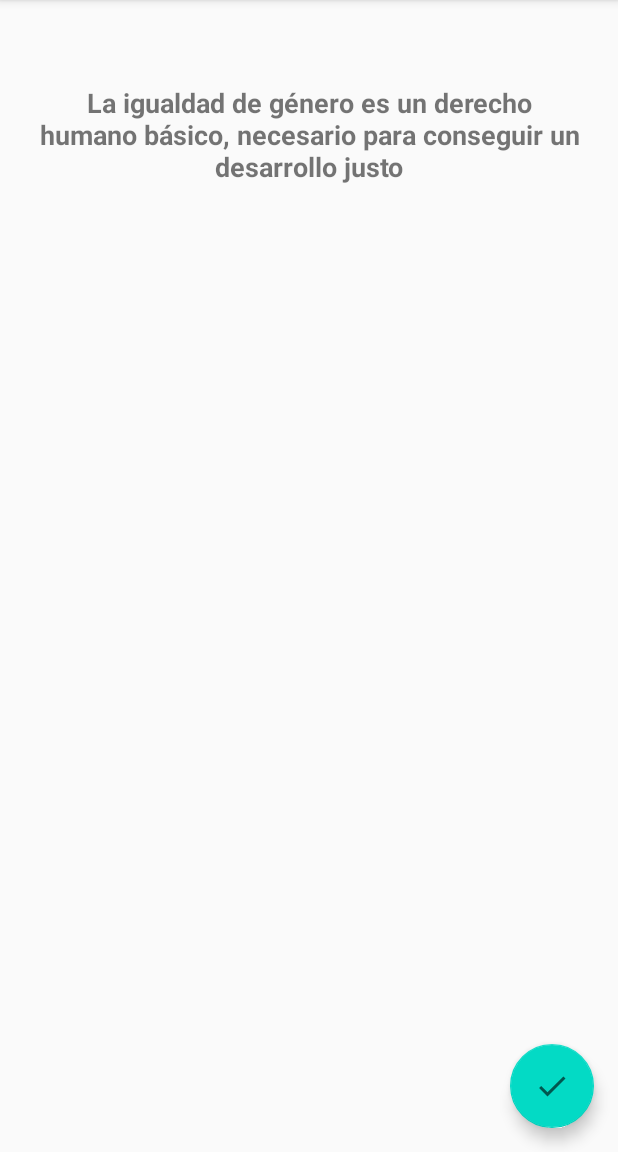
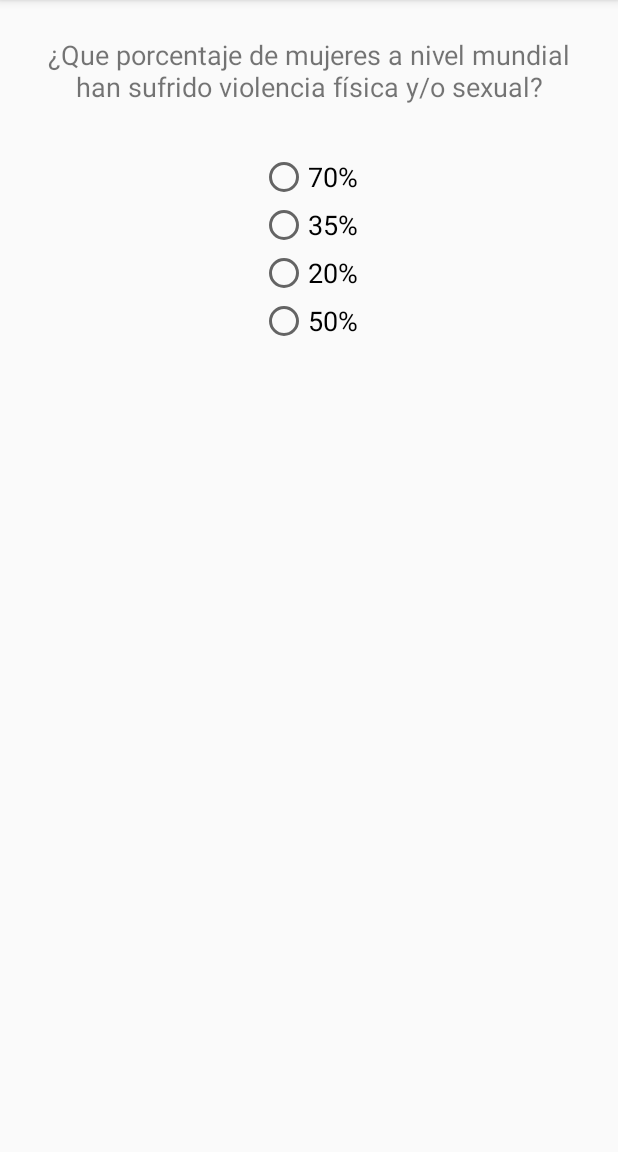
Before and after one commit to dmariaa/practicaandroid, an Android app: the screen it shows after launch (TriviaActivity), on a phone screen of 412 x 824 dp, the part 84-1236 px from its top. Run offline under Robolectric (Android 15) with nearby library versions, the phone set to English and light mode, and no system bars.

Commit message:
New: choice questions

```diff
--- a/app/build.gradle
+++ b/app/build.gradle
@@ -20,6 +20,10 @@ android {
             proguardFiles getDefaultProguardFile('proguard-android-optimize.txt'), 'proguard-rules.pro'
         }
     }
+    compileOptions {
+        sourceCompatibility JavaVersion.VERSION_1_8
+        targetCompatibility JavaVersion.VERSION_1_8
+    }
 }
 
 dependencies {
--- a/app/src/main/java/es/dmariaa/practica1/TriviaActivity.java
+++ b/app/src/main/java/es/dmariaa/practica1/TriviaActivity.java
@@ -1,16 +1,19 @@
 package es.dmariaa.practica1;
 
 import androidx.appcompat.app.AppCompatActivity;
+import androidx.core.util.Predicate;
 import androidx.fragment.app.FragmentManager;
 import androidx.fragment.app.FragmentTransaction;
 
 import android.content.Context;
+import android.graphics.Color;
 import android.os.Bundle;
 import android.util.Log;
 import android.view.View;
 import android.widget.Toast;
 
 import com.google.android.material.floatingactionbutton.FloatingActionButton;
+import com.google.android.material.snackbar.Snackbar;
 import com.google.gson.Gson;
 import com.google.gson.reflect.TypeToken;
 
@@ -22,7 +25,10 @@ import java.lang.reflect.Type;
 import java.util.ArrayList;
 import java.util.Collections;
 import java.util.List;
+import java.util.function.Function;
+import java.util.function.Supplier;
 
+import es.dmariaa.practica1.models.Answer;
 import es.dmariaa.practica1.models.Question;
 import es.dmariaa.practica1.questiontypes.BaseQuestionFragment;
 import es.dmariaa.practica1.questiontypes.ChoiceQuestionFragment;
@@ -44,10 +50,51 @@ public class TriviaActivity extends AppCompatActivity implements View.OnClickLis
 
         confirmButton = (FloatingActionButton) findViewById(R.id.confirmButton);
         confirmButton.setOnClickListener(this);
+        confirmButton.hide();
 
         loadQuestions();
         loadQuestionFragment(questions.get(currentQuestion));
     }
+
+    /**
+     * Loads questions from json
+     */
+    private void loadQuestions() {
+        try {
+            InputStream inputStream = this.getResources().openRawResource(R.raw.questions);
+            Reader reader = new InputStreamReader(inputStream, "utf-8");
+
+            Type questionListType = new TypeToken<ArrayList<Question>>() {}.getType();
+            List<Question> questions = new Gson().fromJson(reader, questionListType);
+            this.questions = questions;
+
+            filterQuestions(q -> q.getType() == Question.QuestionType.CHOICE);
+            Collections.shuffle(this.questions);
+
+            Log.println(Log.DEBUG, "TriviaActivity", "Leidas " + questions.size() + " preguntas");
+        } catch (UnsupportedEncodingException e) {
+            // e.printStackTrace();
+            Log.println(Log.ERROR, "TriviaActivity", Log.getStackTraceString(e));
+        }
+    }
+
+    /**
+     * Filters questions using the given predicate
+     * @param filter
+     */
+    private void filterQuestions(Predicate<Question> filter) {
+        ArrayList<Question> filtered = new ArrayList<Question>();
+
+        for(int i=0; i < questions.size(); i++) {
+            Question question = questions.get(i);
+            if(filter.test(question)) {
+                filtered.add(question);
+            }
+        }
+
+        questions = filtered;
+    }
+
 
     /**
      * Loads fragment associated to given question
@@ -84,41 +131,45 @@ public class TriviaActivity extends AppCompatActivity implements View.OnClickLis
         }
     }
 
-    private void loadQuestions() {
-        try {
-            InputStream inputStream = this.getResources().openRawResource(R.raw.questions);
-            Reader reader = new InputStreamReader(inputStream, "utf-8");
 
-            Type questionListType = new TypeToken<ArrayList<Question>>() {}.getType();
-            List<Question> questions = new Gson().fromJson(reader, questionListType);
-            this.questions = questions;
-            Collections.shuffle(this.questions);
-            Log.println(Log.DEBUG, "TriviaActivity", "Leidas " + questions.size() + " preguntas");
-        } catch (UnsupportedEncodingException e) {
-            // e.printStackTrace();
-            Log.println(Log.ERROR, "TriviaActivity", Log.getStackTraceString(e));
+    private void showAnswer(Answer answer, View.OnClickListener action) {
+        Context context = getApplicationContext();
+        String answerText = (answer.getValue()==1) ? "Respuesta correcta" : "Respuesta incorrecta";
+        View parent = currentFragment.getView();
+        int backgroundColor = getResources().getColor((answer.getValue() == 1) ?
+                R.color.correct_color :
+                R.color.error_color);
+
+        Snackbar.make(parent, answerText, Snackbar.LENGTH_INDEFINITE)
+                .setAction(R.string.next_question, action)
+                .setBackgroundTint(backgroundColor)
+                .setActionTextColor(getResources().getColor(R.color.answer_text_color))
+                .show();
+    }
+
+    @Override
+    public void onClick(View view) {
+        if(currentFragment != null) {
+            confirmButton.hide();
+
+            Answer answer = currentFragment.getAnswer();
+            showAnswer(answer, new View.OnClickListener() {
+                @Override
+                public void onClick(View view) {
+                    getSupportFragmentManager().beginTransaction().remove(currentFragment).commit();
+                    currentQuestion++;
+                    if (currentQuestion < questions.size()) {
+                        loadQuestionFragment(questions.get(currentQuestion));
+                    }
+                }
+            });
+        } else {
+            Log.e(getClass().getName(), "Current question fragment is invalid", new Exception("Invalid question fragment"));
         }
     }
 
     @Override
-    public void onClick(View view) {
-        Context context = getApplicationContext();
-        int duration = Toast.LENGTH_LONG;
-        Toast toast = Toast.makeText(context, "Respuesta correcta", duration);
-        toast.show();
-
-        if(currentFragment != null) {
-            confirmButton.hide();
-            getSupportFragmentManager().beginTransaction().remove(currentFragment).commit();
-            currentQuestion++;
-            if(currentQuestion < questions.size()) {
-                loadQuestionFragment(questions.get(currentQuestion));
-            }
-        }
-    }
-
-    @Override
-    public void onQuestionAnswered(String answer) {
+    public void onQuestionAnswered(Answer answer) {
         confirmButton.show();
     }
 }
--- a/app/src/main/java/es/dmariaa/practica1/questiontypes/BaseQuestionFragment.java
+++ b/app/src/main/java/es/dmariaa/practica1/questiontypes/BaseQuestionFragment.java
@@ -10,16 +10,19 @@ import androidx.annotation.NonNull;
 import androidx.fragment.app.Fragment;
 
 import es.dmariaa.practica1.R;
+import es.dmariaa.practica1.models.Answer;
 import es.dmariaa.practica1.models.Question;
 
 public abstract class BaseQuestionFragment extends Fragment {
     OnQuestionAnsweredListener listener;
 
     Question question;
+    Answer answer;
 
     public Question getQuestion() {
         return question;
     }
+    public Answer getAnswer() { return answer; }
 
     public void setQuestion(Question question) {
         this.question = question;
@@ -39,7 +42,8 @@ public abstract class BaseQuestionFragment extends Fragment {
      * Returns answer to parent activity
      * @param answer
      */
-    protected void returnAnswer(String answer) {
+    protected void returnAnswer(Answer answer) {
+        this.answer = answer;
         listener.onQuestionAnswered(answer);
     }
 
--- a/app/src/main/java/es/dmariaa/practica1/questiontypes/ChoiceQuestionFragment.java
+++ b/app/src/main/java/es/dmariaa/practica1/questiontypes/ChoiceQuestionFragment.java
@@ -6,19 +6,23 @@ import androidx.annotation.NonNull;
 import androidx.annotation.Nullable;
 import androidx.fragment.app.Fragment;
 
+import android.text.Html;
 import android.view.LayoutInflater;
 import android.view.View;
 import android.view.ViewGroup;
+import android.widget.RadioButton;
+import android.widget.RadioGroup;
 import android.widget.TextView;
 
 import es.dmariaa.practica1.R;
+import es.dmariaa.practica1.models.Answer;
 import es.dmariaa.practica1.models.Question;
 
 /**
  * A simple {@link Fragment} subclass.
  * create an instance of this fragment.
  */
-public class ChoiceQuestionFragment extends BaseQuestionFragment {
+public class ChoiceQuestionFragment extends BaseQuestionFragment implements RadioGroup.OnCheckedChangeListener {
     @Override
     public View createFragmentView(LayoutInflater inflater, ViewGroup container, Bundle savedInstanceState) {
         return inflater.inflate(R.layout.fragment_choice_question, container, false);
@@ -30,8 +34,29 @@ public class ChoiceQuestionFragment extends BaseQuestionFragment {
 
         TextView textView = view.findViewById(R.id.textView_choice);
         Question question = this.getQuestion();
-        textView.setText(question.getDescription());
+        textView.setText(Html.fromHtml(question.getDescription()));
 
-        returnAnswer("1");
+        createOptionButtons(question);
+    }
+
+    private void createOptionButtons(Question question) {
+        RadioGroup group = getView().findViewById(R.id.choices_group);
+        group.setOnCheckedChangeListener(this);
+
+        for(int i=0; i < question.getAnswers().size(); i++) {
+            Answer answer = question.getAnswers().get(i);
+
+            RadioButton btn = new RadioButton(getContext());
+            btn.setId(i);
+            btn.setText(answer.getDescription());
+            btn.setTextSize(18);
+            group.addView(btn);
+        }
+    }
+
+    @Override
+    public void onCheckedChanged(RadioGroup radioGroup, int i) {
+        Answer chosen = question.getAnswers().get(i);
+        returnAnswer(chosen);
     }
 }
--- a/app/src/main/java/es/dmariaa/practica1/questiontypes/OnQuestionAnsweredListener.java
+++ b/app/src/main/java/es/dmariaa/practica1/questiontypes/OnQuestionAnsweredListener.java
@@ -1,7 +1,7 @@
 package es.dmariaa.practica1.questiontypes;
 
-import es.dmariaa.practica1.models.Question;
+import es.dmariaa.practica1.models.Answer;
 
 public interface OnQuestionAnsweredListener {
-    void onQuestionAnswered(String answer);
+    void onQuestionAnswered(Answer answer);
 }
--- a/app/src/main/java/es/dmariaa/practica1/questiontypes/TrueFalseQuestionFragment.java
+++ b/app/src/main/java/es/dmariaa/practica1/questiontypes/TrueFalseQuestionFragment.java
@@ -6,6 +6,7 @@ import androidx.annotation.NonNull;
 import androidx.annotation.Nullable;
 import androidx.fragment.app.Fragment;
 
+import android.text.Html;
 import android.view.LayoutInflater;
 import android.view.View;
 import android.view.ViewGroup;
@@ -28,10 +29,10 @@ public class TrueFalseQuestionFragment extends BaseQuestionFragment {
     public void onViewCreated(@NonNull View view, @Nullable Bundle savedInstanceState) {
         super.onViewCreated(view, savedInstanceState);
 
-        TextView textView = view.findViewById(R.id.textView_truefalse);
+        TextView textView = view.findViewById(R.id.textView_choice);
         Question question = this.getQuestion();
-        textView.setText(question.getDescription());
+        textView.setText(Html.fromHtml(question.getDescription()));
 
-        returnAnswer("1");
+        returnAnswer(question.getAnswers().get(0));
     }
 }
--- a/app/src/main/res/layout/activity_trivia.xml
+++ b/app/src/main/res/layout/activity_trivia.xml
@@ -18,7 +18,8 @@
         <FrameLayout
             android:id="@+id/question_frame"
             android:layout_width="match_parent"
-            android:layout_height="match_parent">
+            android:layout_height="match_parent"
+            android:padding="24dp">
 
         </FrameLayout>
 
--- a/app/src/main/res/layout/fragment_choice_question.xml
+++ b/app/src/main/res/layout/fragment_choice_question.xml
@@ -8,20 +8,25 @@
     tools:context=".questiontypes.ChoiceQuestionFragment">
 
     <!-- TODO: Update blank fragment layout -->
+
     <TextView
         android:id="@+id/textView_choice"
         android:layout_width="0dp"
         android:layout_height="wrap_content"
-        android:layout_marginStart="24dp"
-        android:layout_marginEnd="24dp"
         android:text="@string/hello_blank_fragment"
         android:textAlignment="center"
         android:textSize="18sp"
-        android:textStyle="bold"
-        app:layout_constraintBottom_toBottomOf="parent"
         app:layout_constraintEnd_toEndOf="parent"
         app:layout_constraintStart_toStartOf="parent"
-        app:layout_constraintTop_toTopOf="parent"
-        app:layout_constraintVertical_bias="0.07999998" />
+        app:layout_constraintTop_toTopOf="parent" />
+
+    <RadioGroup
+        android:id="@+id/choices_group"
+        android:layout_width="wrap_content"
+        android:layout_height="wrap_content"
+        android:layout_marginTop="32dp"
+        app:layout_constraintEnd_toEndOf="parent"
+        app:layout_constraintStart_toStartOf="parent"
+        app:layout_constraintTop_toBottomOf="@+id/textView_choice" />
 
 </androidx.constraintlayout.widget.ConstraintLayout>
--- a/app/src/main/res/raw/questions.json
+++ b/app/src/main/res/raw/questions.json
@@ -32,7 +32,7 @@
     "id": 2,
     "type": "choice",
     "minimum_age": 10,
-    "description": "¿Qué situaciones de desigualdad crees que existen en nuestro país?",
+    "description": "¿Qué situaciones de <b>desigualdad</b> crees que existen en nuestro país?",
     "feedback": "",
     "answers": [
       {
--- a/app/src/main/res/values/colors.xml
+++ b/app/src/main/res/values/colors.xml
@@ -3,4 +3,7 @@
     <color name="colorPrimary">#6200EE</color>
     <color name="colorPrimaryDark">#3700B3</color>
     <color name="colorAccent">#03DAC5</color>
+    <color name="correct_color">#185800</color>
+    <color name="error_color">#A30B00</color>
+    <color name="answer_text_color">#ffffff</color>
 </resources>
--- a/app/src/main/res/values/strings.xml
+++ b/app/src/main/res/values/strings.xml
@@ -4,4 +4,5 @@
     <!-- TODO: Remove or change this placeholder text -->
     <string name="hello_blank_fragment">Hello blank fragment</string>
     <string name="bad_parent_activiy">Parent class doesn\'t implement OnQuestionAnsweredListener</string>
+    <string name="next_question">siguiente</string>
 </resources>
```
Also changed, not shown: app/src/main/java/es/dmariaa/practica1/models/Answer.java (+24 -0 lines), app/src/main/java/es/dmariaa/practica1/questiontypes/MultichoiceQuestionFragment.java (+4 -3 lines), app/src/main/java/es/dmariaa/practica1/questiontypes/ValueQuestionFragment.java (+4 -3 lines).
